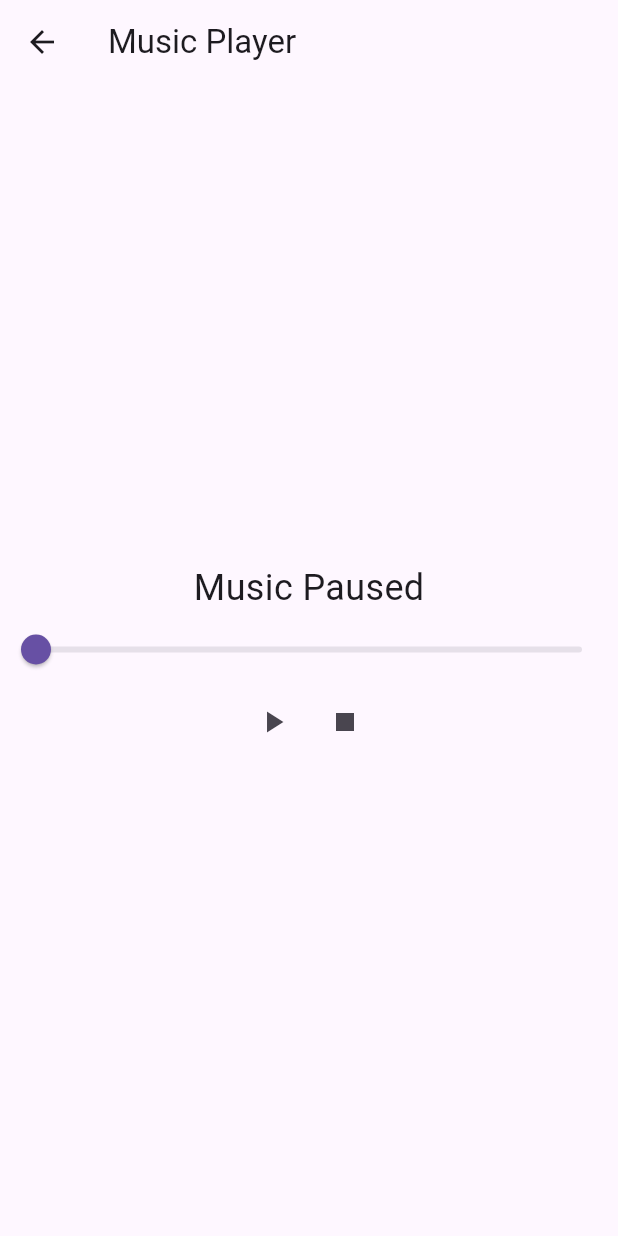
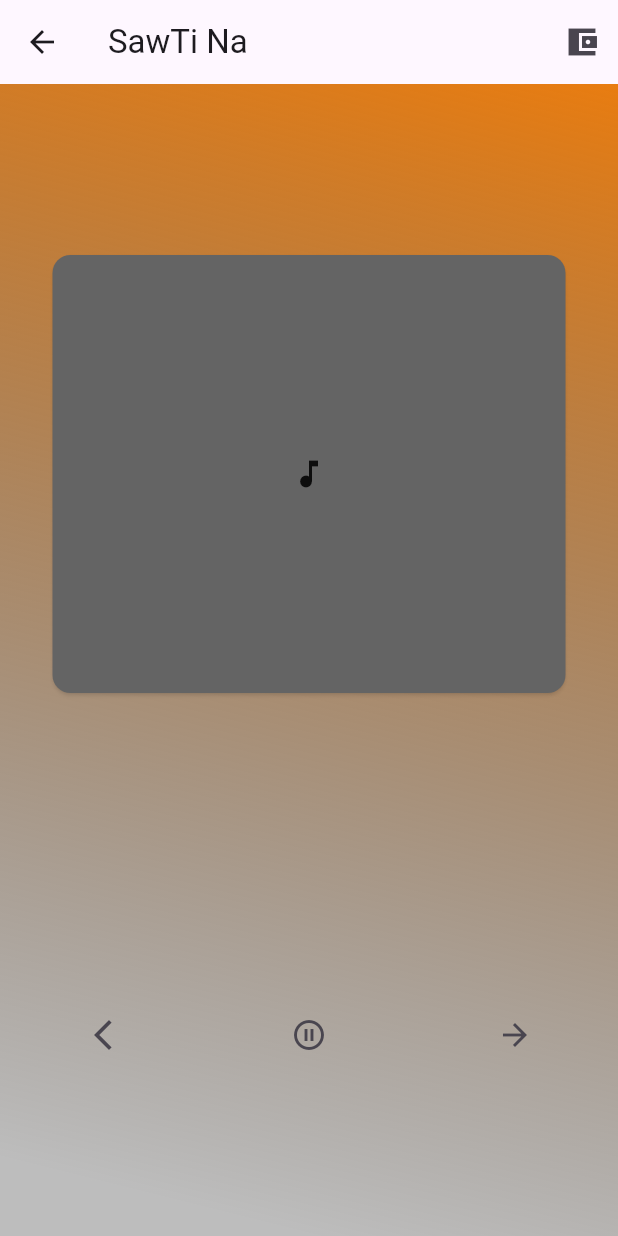
Before and after one commit to Phnix01/music_app_v1, a Flutter app: the Player screen opened directly, on a phone screen of 412 x 824 dp. Run offline on Flutter 3.47's test engine with Material 3 defaults, Android fonts, the phone set to English and light mode, and no system bars; our stand-ins replace audioplayers.

Commit message:
première verison de la widget Player (juste le design)

```diff
--- a/lib/main.dart
+++ b/lib/main.dart
@@ -15,6 +15,6 @@ class MyApp extends StatefulWidget {
 class _MyAppState extends State<MyApp> {
   @override
   Widget build(BuildContext context) {
-    return MaterialApp(home: FormOne());
+    return const MaterialApp(home: FormOne());
   }
 }
--- a/lib/widgets/player.dart
+++ b/lib/widgets/player.dart
@@ -2,111 +2,72 @@ import 'package:flutter/material.dart';
 import 'package:audioplayers/audioplayers.dart';
 
 class Player extends StatefulWidget {
+  const Player({super.key});
+
   @override
-  _PlayerState createState() => _PlayerState();
+  State<Player> createState() => _PlayerState();
 }
 
 class _PlayerState extends State<Player> {
-  late AudioPlayer _audioPlayer;
-  bool isPlaying = false;
-  Duration currentPosition = Duration.zero;
-  Duration totalDuration = Duration.zero;
-
-  @override
-  void initState() {
-    super.initState();
-    _audioPlayer = AudioPlayer();
-
-    // Écoute les changements de durée
-    _audioPlayer.onDurationChanged.listen((duration) {
-      setState(() {
-        totalDuration = duration;
-      });
-    });
-
-    // Écoute les changements de position
-    _audioPlayer.onPositionChanged.listen((position) {
-      setState(() {
-        currentPosition = position;
-      });
-    });
-  }
-
-  @override
-  void dispose() {
-    _audioPlayer.dispose();
-    super.dispose();
-  }
-
-  void _playMusic() async {
-    try {
-      await _audioPlayer.play(UrlSource(
-          'https://www.soundhelix.com/examples/mp3/SoundHelix-Song-1.mp3')); // URL d'exemple
-      setState(() {
-        isPlaying = true;
-      });
-    } catch (e) {
-      print("Erreur lors de la lecture : $e");
-    }
-  }
-
-  void _pauseMusic() async {
-    try {
-      await _audioPlayer.pause();
-      setState(() {
-        isPlaying = false;
-      });
-    } catch (e) {
-      print("Erreur lors de la pause : $e");
-    }
-  }
-
-  void _stopMusic() async {
-    try {
-      await _audioPlayer.stop();
-      setState(() {
-        isPlaying = false;
-        currentPosition = Duration.zero;
-      });
-    } catch (e) {
-      print("Erreur lors de l'arrêt : $e");
-    }
-  }
-
   @override
   Widget build(BuildContext context) {
-    return Scaffold(
+    return Container(
+      decoration: BoxDecoration(
+        gradient: LinearGradient(
+          colors: [
+            const Color.fromARGB(255, 247, 126, 5),
+            Colors.black26,
+          ],
+          begin: Alignment.topRight,
+          end: Alignment.bottomCenter,
+        ),
+      ),
+      child: Scaffold(
+        backgroundColor: Colors.transparent,
         appBar: AppBar(
-        title: Text("Music Player"),
+          title: Text('SawTi Na '),
+          actions: [
+            IconButton(
+                onPressed: () {},
+                icon: Icon(Icons.account_balance_wallet_sharp))
+          ],
         ),
         body: Column(
           mainAxisAlignment: MainAxisAlignment.center,
           children: [
-          Text(
-            isPlaying ? "Playing Music" : "Music Paused",
-            style: TextStyle(fontSize: 24),
+            Container(
+              width: 350,
+              height: 300,
+              child: Card(
+                color: const Color.fromARGB(255, 100, 100, 100),
+                shadowColor: Colors.black54,
+                child: Expanded(
+                  child: Icon(Icons.music_note),
                 ),
-          Slider(
-            value: currentPosition.inSeconds.toDouble(),
-            max: totalDuration.inSeconds.toDouble(),
-            onChanged: (value) async {
-              await _audioPlayer.seek(Duration(seconds: value.toInt()));
-            },
+              ),
+            ),
+            SizedBox(
+              height: 200,
             ),
             Row(
-            mainAxisAlignment: MainAxisAlignment.center,
+              mainAxisAlignment: MainAxisAlignment.spaceAround,
               children: [
                 IconButton(
-                icon: Icon(isPlaying ? Icons.pause : Icons.play_arrow),
-                onPressed: isPlaying ? _pauseMusic : _playMusic,
+                  onPressed: () {},
+                  icon: Icon(Icons.arrow_back_ios_new),
                 ),
                 IconButton(
-                icon: Icon(Icons.stop),
-                onPressed: _stopMusic,
+                  onPressed: () {},
+                  icon: Icon(Icons.pause_circle_outline),
+                ),
+                IconButton(
+                  onPressed: () {},
+                  icon: Icon(Icons.arrow_forward_sharp),
                 ),
               ],
+            )
+          ],
         ),
-        ],
       ),
     );
   }
```
Lines whose indentation alone changed are shown as unchanged.
